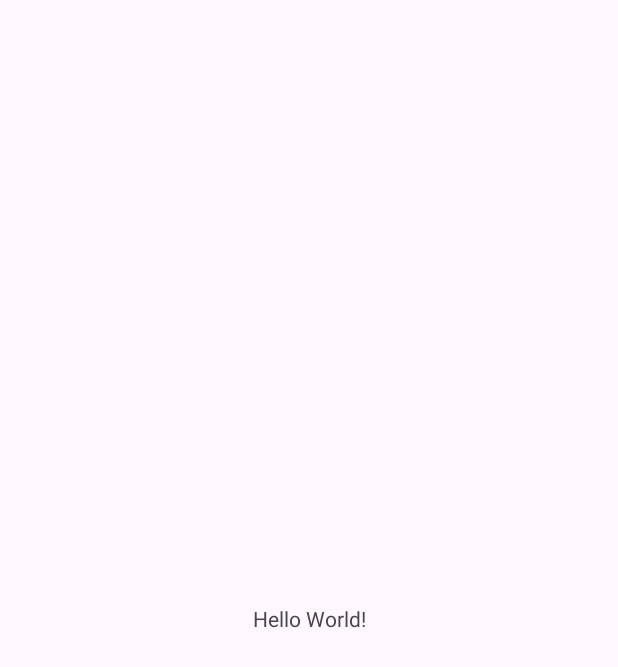
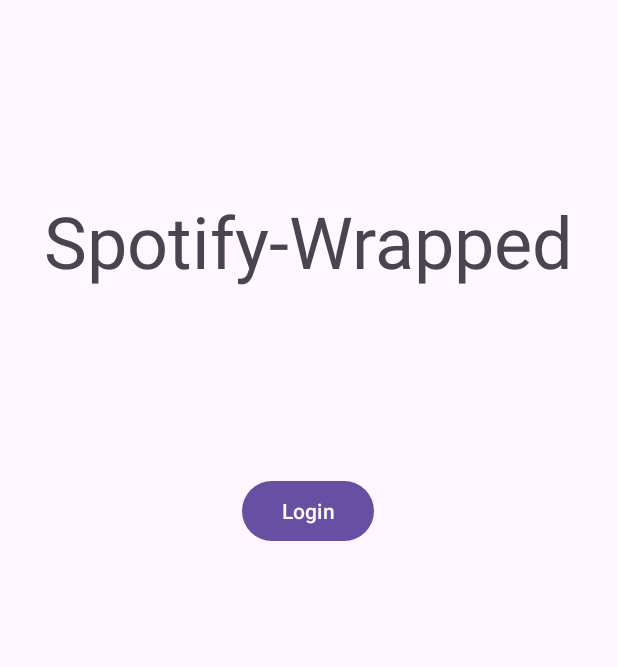
Before and after one commit to ArnArora/Spotify-Wrapped, an Android app: the screen it shows after launch (MainActivity before the commit, LoginActivity after it), on a phone screen of 412 x 824 dp. Before the commit the part shown is almost empty. Shown: the top 667 px of the screen. Run offline under Robolectric (Android 15) with nearby library versions, the phone set to English and light mode, and no system bars.

Commit message:
Login authentication -> need to figure out redirect

```diff
--- a/app/src/main/AndroidManifest.xml
+++ b/app/src/main/AndroidManifest.xml
@@ -1,6 +1,7 @@
 <?xml version="1.0" encoding="utf-8"?>
 <manifest xmlns:android="http://schemas.android.com/apk/res/android"
     xmlns:tools="http://schemas.android.com/tools">
+    <uses-permission android:name="android.permission.INTERNET"/>
 
     <application
         android:allowBackup="true"
@@ -13,7 +14,7 @@
         android:theme="@style/Theme.SpotifyWrapped"
         tools:targetApi="31">
         <activity
-            android:name=".MainActivity"
+            android:name=".login.LoginActivity"
             android:exported="true">
             <intent-filter>
                 <action android:name="android.intent.action.MAIN" />
--- a/app/src/main/java/com/example/spotify_wrapped/MainActivity.java
+++ /dev/null
@@ -1,14 +0,0 @@
-package com.example.spotify_wrapped;
-
-import androidx.appcompat.app.AppCompatActivity;
-
-import android.os.Bundle;
-
-public class MainActivity extends AppCompatActivity {
-
-    @Override
-    protected void onCreate(Bundle savedInstanceState) {
-        super.onCreate(savedInstanceState);
-        setContentView(R.layout.activity_main);
-    }
-}
--- /dev/null
+++ b/app/src/main/java/com/example/spotify_wrapped/login/LoginActivity.java
@@ -0,0 +1,118 @@
+package com.example.spotify_wrapped.login;
+
+import androidx.appcompat.app.AppCompatActivity;
+import retrofit2.Call;
+import retrofit2.Callback;
+import retrofit2.Response;
+import retrofit2.Retrofit;
+import retrofit2.converter.gson.GsonConverterFactory;
+import retrofit2.http.Field;
+import retrofit2.http.FormUrlEncoded;
+import retrofit2.http.Headers;
+import retrofit2.http.POST;
+
+import android.net.Uri;
+import android.os.Bundle;
+import android.view.View;
+import android.webkit.WebView;
+import android.webkit.WebViewClient;
+import android.widget.Button;
+import android.widget.TextView;
+
+import com.example.spotify_wrapped.R;
+import com.example.spotify_wrapped.databinding.ActivityLoginBinding;
+
+public class LoginActivity extends AppCompatActivity {
+
+    private static final String CLIENT_ID = "3b801cbc275249a6be39b9ac60b47962";
+    private static final String CLIENT_SECRET = "d92f1c9bd7b34f6183ba7a298f5f9066";
+    private static final String REDIRECT_URI = "https://com.example.spotify_wrapped/callback";
+    private static final String AUTH_BASE_URL = "https://accounts.spotify.com/";
+    private TextView tokenView;
+    private final Retrofit retrofit = new Retrofit.Builder()
+            .baseUrl(AUTH_BASE_URL)
+            .addConverterFactory(GsonConverterFactory.create())
+            .build();
+    private final SpotifyAPIService spotifyApiService = retrofit.create(SpotifyAPIService.class);
+    private ActivityLoginBinding binding;
+
+    @Override
+    protected void onCreate(Bundle savedInstanceState) {
+        super.onCreate(savedInstanceState);
+        binding = ActivityLoginBinding.inflate(getLayoutInflater());
+        setContentView(binding.getRoot());
+
+        Button loginButton = binding.loginButton;
+        loginButton.setOnClickListener((v) -> initiateAuthorization());
+
+        tokenView = binding.accessToken;
+    }
+
+    private String buildAuthorizationUrl() {
+        String scope = "user-read-private user-read-email";
+
+        return String.format("%s?client_id=%s&redirect_uri=%s&scope=%s&response_type=code",
+                AUTH_BASE_URL, CLIENT_ID, REDIRECT_URI, scope);
+    }
+
+    private void initiateAuthorization() {
+        String authorizationUrl = buildAuthorizationUrl();
+        WebView webView = new WebView(this);
+        webView.getSettings().setJavaScriptEnabled(true);
+
+        webView.setWebViewClient(new WebViewClient() {
+            @Override
+            public boolean shouldOverrideUrlLoading(WebView view, String url) {
+                // Check if the URL matches your Redirect URI
+                if (url.startsWith("spotify-wrapped://callback")) {
+                    handleRedirect(url);
+                    return true;
+                }
+                return super.shouldOverrideUrlLoading(view, url);
+            }
+        });
+
+        webView.loadUrl(authorizationUrl);
+        setContentView(webView);
+    }
+
+    private void handleRedirect(String url) {
+        Uri uri = Uri.parse(url);
+        String authorizationCode = uri.getQueryParameter("code");
+
+        if (authorizationCode != null) {
+            // Authorization code obtained, exchange it for an access token
+            exchangeAuthorizationCode(authorizationCode);
+        } else {
+            // Handle error or deny from the user
+        }
+    }
+
+    private void exchangeAuthorizationCode(String authorizationCode) {
+        Call<AccessTokenResponse> call = spotifyApiService.getAccessToken(
+                "authorization_code",
+                authorizationCode,
+                REDIRECT_URI,
+                CLIENT_ID,
+                CLIENT_SECRET
+        );
+
+        call.enqueue(new Callback<AccessTokenResponse>() {
+            @Override
+            public void onResponse(Call<AccessTokenResponse> call, Response<AccessTokenResponse> response) {
+                if (response.isSuccessful()) {
+                    AccessTokenResponse accessTokenResponse = response.body();
+                    if (accessTokenResponse != null) {
+                        String accessToken = accessTokenResponse.getAccessToken();
+                        tokenView.setText(accessToken);
+                    }
+                } else {
+                }
+            }
+
+            @Override
+            public void onFailure(Call<AccessTokenResponse> call, Throwable t) {
+            }
+        });
+    }
+}
--- /dev/null
+++ b/app/src/main/java/com/example/spotify_wrapped/login/SpotifyAPIService.java
@@ -0,0 +1,20 @@
+package com.example.spotify_wrapped.login;
+
+import retrofit2.Call;
+import retrofit2.http.Field;
+import retrofit2.http.FormUrlEncoded;
+import retrofit2.http.Headers;
+import retrofit2.http.POST;
+
+public interface SpotifyAPIService {
+    @FormUrlEncoded
+    @Headers("Content-Type: application/x-www-form-urlencoded")
+    @POST("api/token")
+    Call<AccessTokenResponse> getAccessToken(
+            @Field("grant_type") String grantType,
+            @Field("code") String authorizationCode,
+            @Field("redirect_uri") String redirectUri,
+            @Field("client_id") String clientId,
+            @Field("client_secret") String clientSecret
+    );
+}
--- /dev/null
+++ b/app/src/main/res/layout/activity_login.xml
@@ -0,0 +1,44 @@
+<?xml version="1.0" encoding="utf-8"?>
+<androidx.constraintlayout.widget.ConstraintLayout xmlns:android="http://schemas.android.com/apk/res/android"
+    xmlns:app="http://schemas.android.com/apk/res-auto"
+    xmlns:tools="http://schemas.android.com/tools"
+    android:layout_width="match_parent"
+    android:layout_height="match_parent"
+    tools:context=".login.LoginActivity">
+
+    <TextView
+        android:id="@+id/appTitle"
+        android:layout_width="wrap_content"
+        android:layout_height="wrap_content"
+        android:layout_marginTop="128dp"
+        android:text="@string/app_name"
+        android:textSize="48dp"
+        app:layout_constraintEnd_toEndOf="parent"
+        app:layout_constraintHorizontal_bias="0.498"
+        app:layout_constraintStart_toStartOf="parent"
+        app:layout_constraintTop_toTopOf="parent" />
+
+    <Button
+        android:id="@+id/loginButton"
+        android:layout_width="wrap_content"
+        android:layout_height="wrap_content"
+        android:layout_marginTop="124dp"
+        android:text="@string/login"
+        app:layout_constraintEnd_toEndOf="parent"
+        app:layout_constraintHorizontal_bias="0.498"
+        app:layout_constraintStart_toStartOf="parent"
+        app:layout_constraintTop_toBottomOf="@+id/appTitle" />
+
+    <TextView
+        android:id="@+id/accessToken"
+        android:layout_width="wrap_content"
+        android:layout_height="wrap_content"
+        android:layout_marginTop="68dp"
+        android:text=""
+        app:layout_constraintEnd_toEndOf="parent"
+        app:layout_constraintHorizontal_bias="0.498"
+        app:layout_constraintStart_toStartOf="parent"
+        app:layout_constraintTop_toBottomOf="@+id/loginButton" />
+
+
+</androidx.constraintlayout.widget.ConstraintLayout>
--- a/app/src/main/res/layout/activity_main.xml
+++ /dev/null
@@ -1,18 +0,0 @@
-<?xml version="1.0" encoding="utf-8"?>
-<androidx.constraintlayout.widget.ConstraintLayout xmlns:android="http://schemas.android.com/apk/res/android"
-    xmlns:app="http://schemas.android.com/apk/res-auto"
-    xmlns:tools="http://schemas.android.com/tools"
-    android:layout_width="match_parent"
-    android:layout_height="match_parent"
-    tools:context=".MainActivity">
-
-    <TextView
-        android:layout_width="wrap_content"
-        android:layout_height="wrap_content"
-        android:text="Hello World!"
-        app:layout_constraintBottom_toBottomOf="parent"
-        app:layout_constraintEnd_toEndOf="parent"
-        app:layout_constraintStart_toStartOf="parent"
-        app:layout_constraintTop_toTopOf="parent" />
-
-</androidx.constraintlayout.widget.ConstraintLayout>
--- a/app/src/main/res/values/strings.xml
+++ b/app/src/main/res/values/strings.xml
@@ -1,3 +1,6 @@
 <resources>
     <string name="app_name">Spotify-Wrapped</string>
+    <string name="login">Login</string>
+    <string name="username">Username</string>
+    <string name="password">Password</string>
 </resources>
```
Also changed, not shown: app/build.gradle (+7 -0 lines), app/src/main/java/com/example/spotify_wrapped/login/AccessTokenResponse.java (added, +14 -0 lines).
